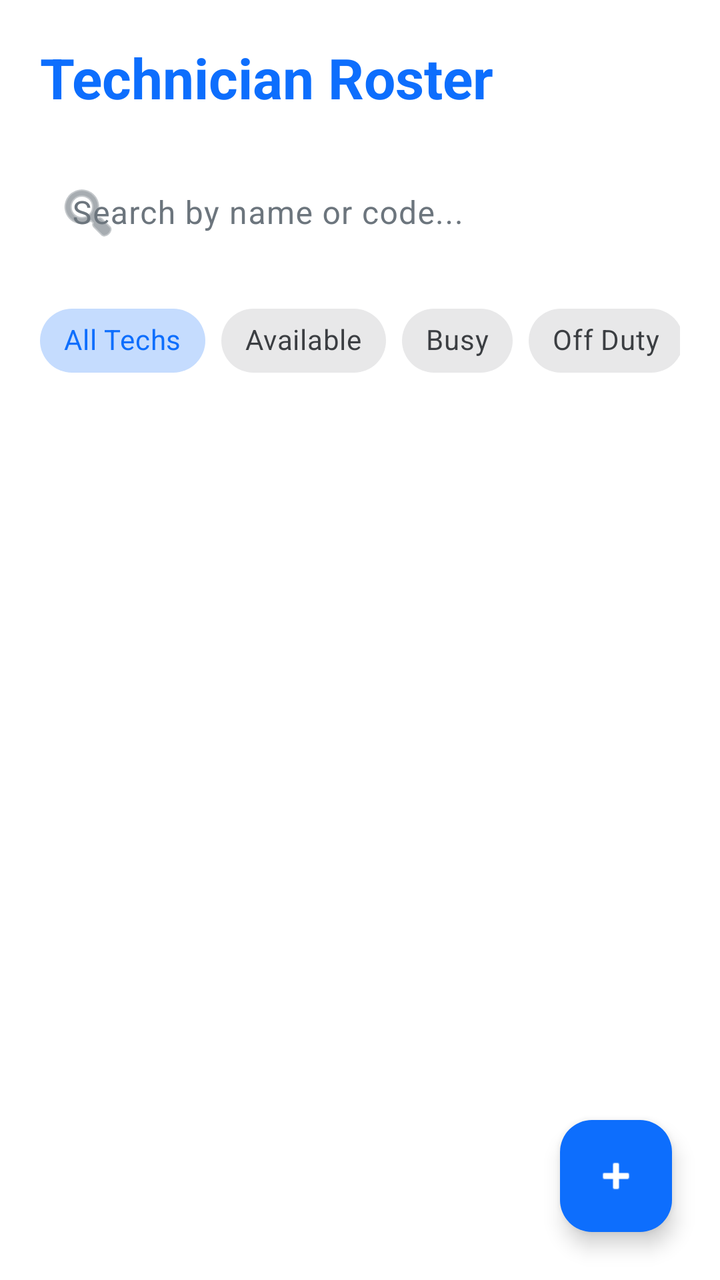
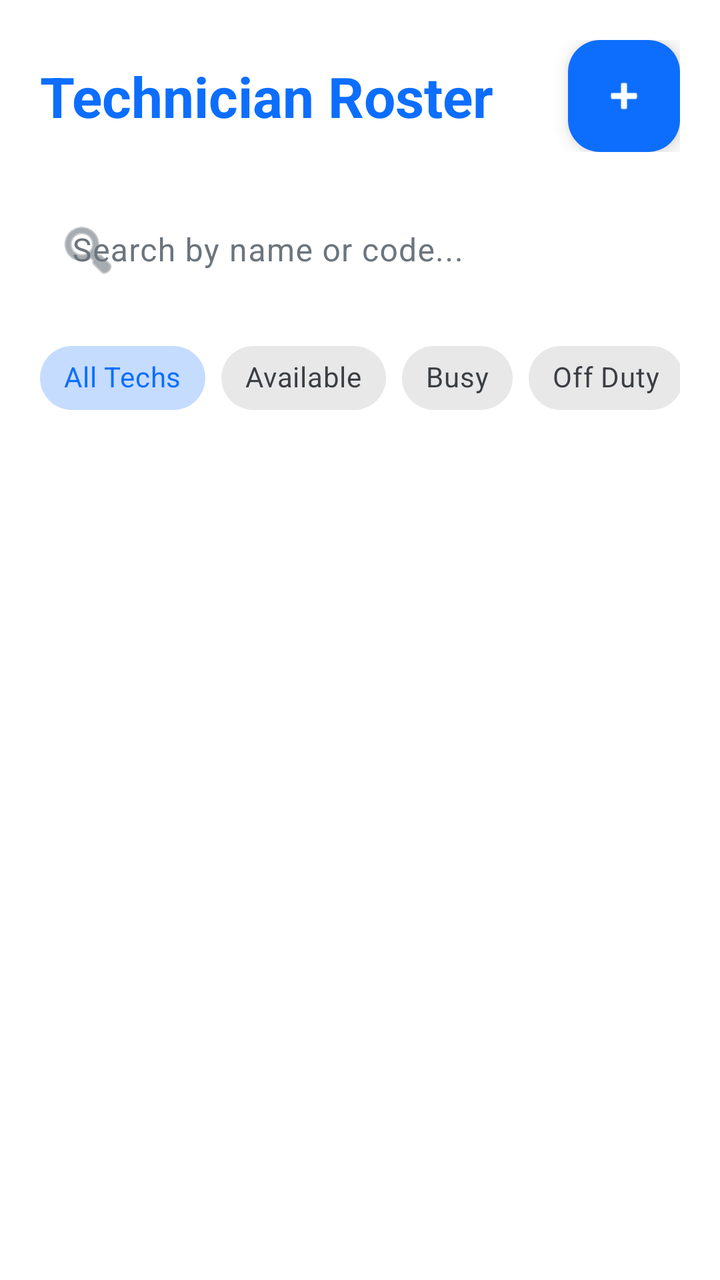

Two renders of the same Android screen: before a commit and after it. Below are the layout's source before the change and the commit's diff.
<!-- AndroidManifest.xml: application theme Theme.TECHFIX -->
<!-- res/layout/fragment_technician_list.xml -->
<?xml version="1.0" encoding="utf-8"?>
<LinearLayout xmlns:android="http://schemas.android.com/apk/res/android"
    xmlns:app="http://schemas.android.com/apk/res-auto"
    android:layout_width="match_parent"
    android:layout_height="match_parent"
    android:orientation="vertical"
    android:background="?attr/colorSurface">

    <com.google.android.material.appbar.AppBarLayout
        android:layout_width="match_parent"
        android:layout_height="wrap_content"
        android:background="?attr/colorSurface"
        app:elevation="0dp">

        <LinearLayout
            android:layout_width="match_parent"
            android:layout_height="wrap_content"
            android:orientation="vertical"
            android:padding="20dp">

            <TextView
                android:layout_width="match_parent"
                android:layout_height="wrap_content"
                android:text="Technician Roster"
                android:textSize="28sp"
                android:textStyle="bold"
                android:textColor="?attr/colorPrimary"
                android:layout_marginBottom="16dp" />

            
            <com.google.android.material.textfield.TextInputLayout
                android:layout_width="match_parent"
                android:layout_height="wrap_content"
                app:boxBackgroundColor="?attr/colorSurface"
                app:boxCornerRadiusTopStart="12dp"
                app:boxCornerRadiusTopEnd="12dp"
                app:boxCornerRadiusBottomStart="12dp"
                app:boxCornerRadiusBottomEnd="12dp"
                app:boxStrokeWidth="0dp"
                app:endIconMode="clear_text"
                app:startIconDrawable="@android:drawable/ic_menu_search"
                app:startIconTint="@color/app_text_secondary">

                <com.google.android.material.textfield.TextInputEditText
                    android:id="@+id/et_search"
                    android:layout_width="match_parent"
                    android:layout_height="wrap_content"
                    android:hint="Search by name or code..."
                    android:inputType="text"
                    android:textColor="@color/app_text_primary"
                    android:textSize="16sp" />
            </com.google.android.material.textfield.TextInputLayout>

            
            <HorizontalScrollView
                android:layout_width="match_parent"
                android:layout_height="wrap_content"
                android:scrollbars="none"
                android:layout_marginTop="12dp">

                <com.google.android.material.chip.ChipGroup
                    android:id="@+id/chip_group_filter"
                    android:layout_width="wrap_content"
                    android:layout_height="wrap_content"
                    app:singleSelection="true"
                    app:selectionRequired="true">

                    <com.google.android.material.chip.Chip
                        android:id="@+id/chip_all"
                        style="@style/Widget.MaterialComponents.Chip.Choice"
                        android:layout_width="wrap_content"
                        android:layout_height="wrap_content"
                        android:text="All Techs"
                        android:checked="true"/>

                    <com.google.android.material.chip.Chip
                        android:id="@+id/chip_available"
                        style="@style/Widget.MaterialComponents.Chip.Choice"
                        android:layout_width="wrap_content"
                        android:layout_height="wrap_content"
                        android:text="Available"
                        app:chipIconTint="@color/status_success"/>

                    <com.google.android.material.chip.Chip
                        android:id="@+id/chip_busy"
                        style="@style/Widget.MaterialComponents.Chip.Choice"
                        android:layout_width="wrap_content"
                        android:layout_height="wrap_content"
                        android:text="Busy"/>

                    <com.google.android.material.chip.Chip
                        android:id="@+id/chip_off_duty"
                        style="@style/Widget.MaterialComponents.Chip.Choice"
                        android:layout_width="wrap_content"
                        android:layout_height="wrap_content"
                        android:text="Off Duty"/>

                    <com.google.android.material.chip.Chip
                        android:id="@+id/chip_on_leave"
                        style="@style/Widget.MaterialComponents.Chip.Choice"
                        android:layout_width="wrap_content"
                        android:layout_height="wrap_content"
                        android:text="On Leave"/>

                </com.google.android.material.chip.ChipGroup>
            </HorizontalScrollView>
        </LinearLayout>
    </com.google.android.material.appbar.AppBarLayout>

    <FrameLayout
        android:layout_width="match_parent"
        android:layout_height="match_parent">

        <androidx.recyclerview.widget.RecyclerView
            android:id="@+id/recycler_technicians"
            android:layout_width="match_parent"
            android:layout_height="match_parent"
            android:clipToPadding="false" android:layoutAnimation="@anim/layout_animation_slide_up"
            android:padding="12dp" />

        <ProgressBar
            android:id="@+id/progress_bar"
            android:layout_width="wrap_content"
            android:layout_height="wrap_content"
            android:layout_gravity="center"
            android:visibility="gone" />

        <LinearLayout
            android:id="@+id/layout_empty_state"
            android:layout_width="match_parent"
            android:layout_height="match_parent"
            android:orientation="vertical"
            android:gravity="center"
            android:visibility="gone"
            android:padding="32dp">

            <ImageView
                android:layout_width="80dp"
                android:layout_height="80dp"
                android:src="@drawable/ic_technician"
                app:tint="?android:attr/textColorSecondary"
                android:layout_marginBottom="16dp"
                android:alpha="0.7"/>

            <TextView
                android:id="@+id/tv_empty_state"
                android:layout_width="wrap_content"
                android:layout_height="wrap_content"
                android:text="No Technicians Found"
                android:textStyle="bold"
                android:textColor="?android:attr/textColorPrimary"
                android:textSize="20sp"
                android:layout_marginBottom="8dp"/>

            <TextView
                android:layout_width="wrap_content"
                android:layout_height="wrap_content"
                android:text="Try adjusting your filters or search query."
                android:textColor="?android:attr/textColorSecondary"
                android:textSize="14sp"
                android:gravity="center"
                android:layout_marginBottom="24dp"/>

            <com.google.android.material.button.MaterialButton
                android:id="@+id/btn_retry"
                style="@style/Widget.MaterialComponents.Button.OutlinedButton"
                android:layout_width="wrap_content"
                android:layout_height="wrap_content"
                android:text="Refresh Data"
                app:cornerRadius="8dp"
                app:strokeColor="?attr/colorPrimary"
                android:textColor="?attr/colorPrimary" />
        </LinearLayout>

        <com.google.android.material.floatingactionbutton.FloatingActionButton
            android:id="@+id/fab_add_technician"
            android:layout_width="wrap_content"
            android:layout_height="wrap_content"
            android:layout_gravity="bottom|end"
            android:layout_margin="24dp"
            android:contentDescription="Add Technician"
            android:src="@android:drawable/ic_input_add"
            app:backgroundTint="?attr/colorPrimary"
            app:tint="#FFFFFF" />
    </FrameLayout>
</LinearLayout>
<!-- resources referenced by this layout -->
<resources>
  <color name="app_text_primary">#212529</color>
  <color name="app_text_secondary">#6C757D</color>
  <color name="status_success">#198754</color>
  <!-- drawable ic_technician (drawable) -->
  <vector xmlns:android="http://schemas.android.com/apk/res/android"
      android:width="24dp"
      android:height="24dp"
      android:viewportWidth="24"
      android:viewportHeight="24"
      android:tint="#1565C0">
    <path
        android:fillColor="@android:color/white"
        android:pathData="M12,12c2.21,0 4,-1.79 4,-4s-1.79,-4 -4,-4 -4,1.79 -4,4 1.79,4 4,4zM12,14c-2.67,0 -8,1.34 -8,4v2h16v-2c0,-2.66 -5.33,-4 -8,-4z"/>
  </vector>
  <color name="app_background">#F8F9FA</color>
  <color name="app_surface">#FFFFFF</color>
  <color name="app_surface_variant">#E9ECEF</color>
  <color name="app_primary">#0D6EFD</color>
  <color name="app_primary_variant">#0A58CA</color>
  <color name="white">#FFFFFF</color>
  <color name="app_secondary">#6C757D</color>
  <style name="Widget.App.CardView" parent="Widget.Material3.CardView.Elevated">
          <item name="cardElevation">0dp</item>
          <item name="cardBackgroundColor">@color/app_surface</item>
          <item name="strokeWidth">1dp</item>
          <item name="strokeColor">@color/card_border</item>
          <item name="shapeAppearanceOverlay">@style/ShapeAppearance.App.LargeComponent</item>
      </style>
  <style name="Theme.App.BottomSheetDialog" parent="Theme.Material3.DayNight.BottomSheetDialog">
          <item name="bottomSheetStyle">@style/Widget.App.BottomSheet</item>
      </style>
  <style name="Widget.App.Button" parent="Widget.Material3.Button">
          <item name="shapeAppearanceOverlay">@style/ShapeAppearance.App.SmallComponent</item>
          <item name="android:paddingTop">14dp</item>
          <item name="android:paddingBottom">14dp</item>
          <item name="android:fontFamily">sans-serif-medium</item>
      </style>
  <style name="Widget.App.BottomNavigationView" parent="Widget.Material3.BottomNavigationView">
          <item name="backgroundTint">@color/app_surface</item>
          <item name="itemIconTint">@color/bottom_nav_color</item>
          <item name="itemTextColor">@color/bottom_nav_color</item>
          <item name="elevation">8dp</item>
      </style>
  <color name="card_border">#DEE2E6</color>
  <style name="ShapeAppearance.App.LargeComponent" parent="ShapeAppearance.Material3.LargeComponent">
          <item name="cornerFamily">rounded</item>
          <item name="cornerSize">20dp</item>
      </style>
  <style name="Widget.App.BottomSheet" parent="Widget.Material3.BottomSheet">
          <item name="backgroundTint">@color/app_surface</item>
          <item name="shapeAppearanceOverlay">@style/ShapeAppearance.App.BottomSheet</item>
      </style>
  <style name="ShapeAppearance.App.SmallComponent" parent="ShapeAppearance.Material3.SmallComponent">
          <item name="cornerFamily">rounded</item>
          <item name="cornerSize">14dp</item>
      </style>
  <style name="ShapeAppearance.App.BottomSheet" parent="ShapeAppearance.Material3.LargeComponent">
          <item name="cornerFamily">rounded</item>
          <item name="cornerSizeTopRight">28dp</item>
          <item name="cornerSizeTopLeft">28dp</item>
          <item name="cornerSizeBottomRight">0dp</item>
          <item name="cornerSizeBottomLeft">0dp</item>
      </style>
  <!-- unchanged entries left out for length: 1 -->
</resources>

<!-- the commit's change to res/layout/fragment_technician_list.xml (unified diff, before → after) -->
@@ -18,14 +18,35 @@
             android:orientation="vertical"
             android:padding="20dp">
 
-            <TextView
+            <RelativeLayout
                 android:layout_width="match_parent"
                 android:layout_height="wrap_content"
-                android:text="Technician Roster"
-                android:textSize="28sp"
-                android:textStyle="bold"
-                android:textColor="?attr/colorPrimary"
-                android:layout_marginBottom="16dp" />
+                android:layout_marginBottom="16dp">
+
+                <com.google.android.material.floatingactionbutton.FloatingActionButton
+                    android:id="@+id/fab_add_technician"
+                    android:layout_width="wrap_content"
+                    android:layout_height="wrap_content"
+                    android:layout_alignParentEnd="true"
+                    android:layout_centerVertical="true"
+                    android:contentDescription="Add Technician"
+                    android:src="@android:drawable/ic_input_add"
+                    app:backgroundTint="?attr/colorPrimary"
+                    app:fabSize="mini"
+                    app:tint="#FFFFFF" />
+
+                <TextView
+                    android:layout_width="match_parent"
+                    android:layout_height="wrap_content"
+                    android:layout_alignParentStart="true"
+                    android:layout_toStartOf="@id/fab_add_technician"
+                    android:layout_centerVertical="true"
+                    android:layout_marginEnd="8dp"
+                    android:text="Technician Roster"
+                    android:textColor="?attr/colorPrimary"
+                    android:textSize="28sp"
+                    android:textStyle="bold" />
+            </RelativeLayout>
 
             
             <com.google.android.material.textfield.TextInputLayout
@@ -171,16 +192,5 @@
                 app:strokeColor="?attr/colorPrimary"
                 android:textColor="?attr/colorPrimary" />
         </LinearLayout>
-
-        <com.google.android.material.floatingactionbutton.FloatingActionButton
-            android:id="@+id/fab_add_technician"
-            android:layout_width="wrap_content"
-            android:layout_height="wrap_content"
-            android:layout_gravity="bottom|end"
-            android:layout_margin="24dp"
-            android:contentDescription="Add Technician"
-            android:src="@android:drawable/ic_input_add"
-            app:backgroundTint="?attr/colorPrimary"
-            app:tint="#FFFFFF" />
     </FrameLayout>
 </LinearLayout>
